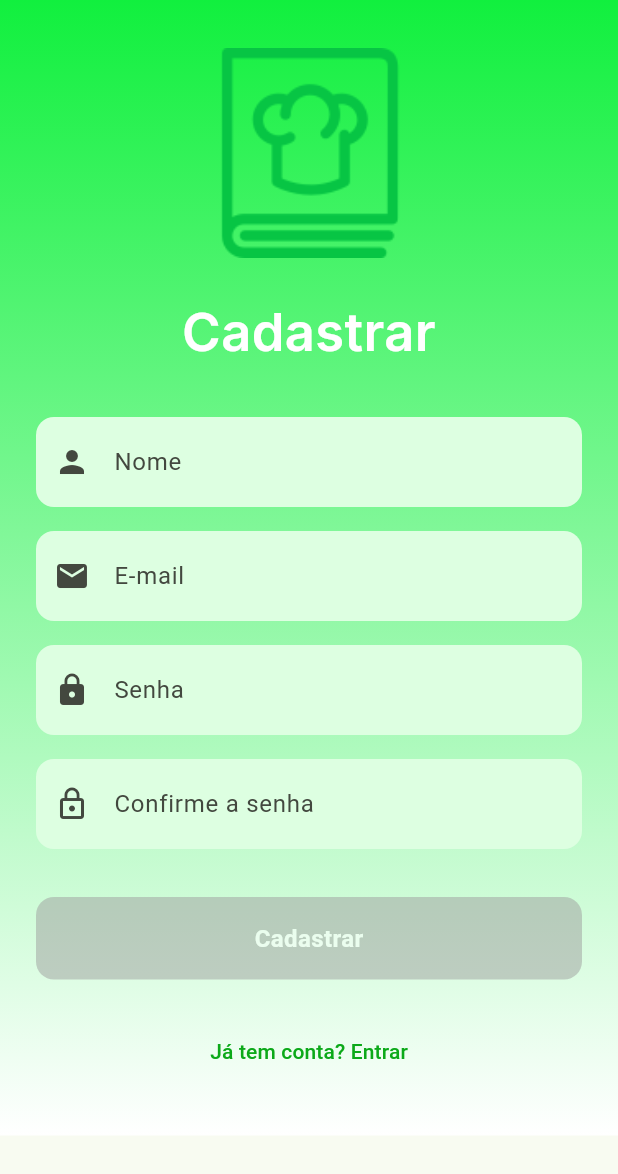
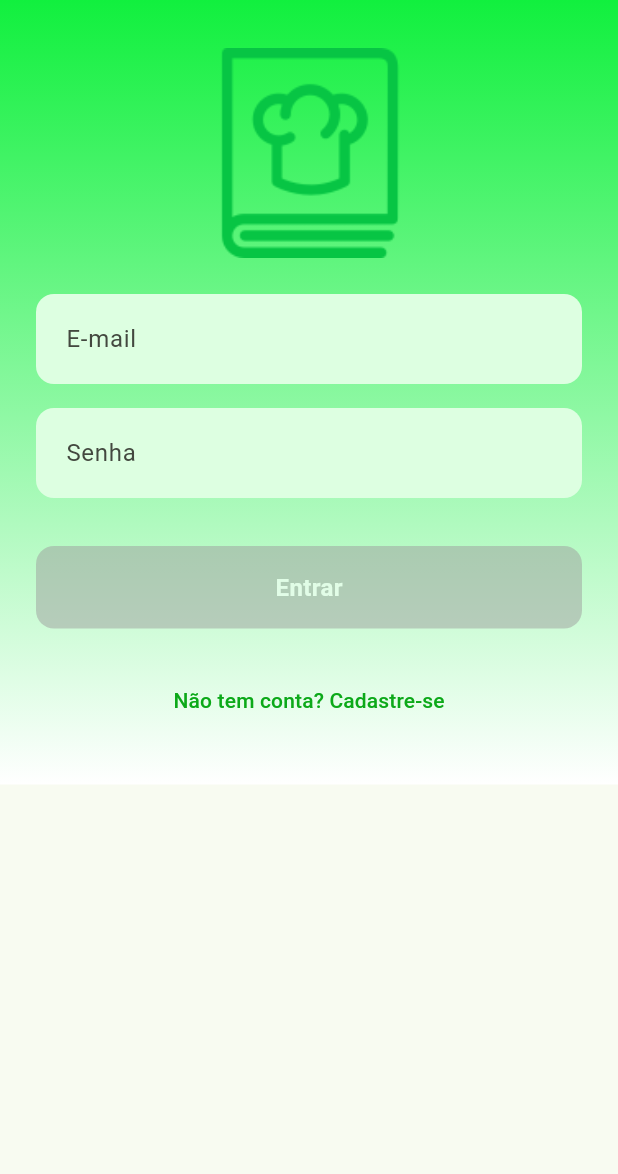
Before and after one commit to NelsonFelipe/receitop-mobile-flutter, a Flutter app: the screen it shows after launch, after a tap on "Já tem conta? Entrar", on a phone screen of 412 x 824 dp. Shown: the top 1174 px of the screen. Run offline on Flutter 3.47's test engine with Material 3 defaults, Android fonts, the phone set to English and light mode, and no system bars; our stand-ins replace google_fonts.

Commit message:
feat: completed login screen

```diff
--- /dev/null
+++ b/lib/features/auth/login/login_controller.dart
@@ -0,0 +1,21 @@
+// lib/features/auth/login/login_controller.dart
+import 'package:flutter/foundation.dart';
+
+class LoginController extends ChangeNotifier {
+  String email = '';
+  String password = '';
+
+  void updateEmail(String v) {
+    email = v;
+    notifyListeners();
+  }
+
+  void updatePassword(String v) {
+    password = v;
+    notifyListeners();
+  }
+
+  bool get canSubmit =>
+    email.contains('@') &&
+    password.length >= 6;
+}
--- /dev/null
+++ b/lib/features/auth/login/login_page.dart
@@ -0,0 +1,95 @@
+import 'package:flutter/material.dart';
+import 'package:provider/provider.dart';
+
+import 'login_controller.dart';
+import '../register/widgets/input_field.dart';
+import '../../../common/widgets/gradient_button.dart';
+
+
+class LoginPage extends StatelessWidget {
+  const LoginPage({Key? key}) : super(key: key);
+
+  @override
+  Widget build(BuildContext context) {
+    final ctrl = context.watch<LoginController>();
+
+    return Scaffold(
+      body: Container(
+        decoration: BoxDecoration(
+          gradient: LinearGradient(
+            begin: Alignment.topCenter,
+            end: Alignment.bottomCenter,
+            colors: [
+              const Color.fromARGB(255, 17, 240, 62),
+              Colors.white,
+            ],
+          ),
+        ),
+        child: SafeArea(
+          child: SingleChildScrollView(
+            padding: const EdgeInsets.symmetric(horizontal: 24, vertical: 32),
+            child: Column(
+              crossAxisAlignment: CrossAxisAlignment.stretch,
+              children: [
+                SizedBox(
+                  height: 140,
+                  child: Image.asset(
+                    'assets/images/logo.png',
+                    fit: BoxFit.contain,
+                  ),
+                ),
+                const SizedBox(height: 24),
+
+                InputField(
+                  label: 'E‑mail',
+                  keyboardType: TextInputType.emailAddress,
+                  onChanged: ctrl.updateEmail,
+                ),
+                const SizedBox(height: 16),
+
+                InputField(
+                  label: 'Senha',
+                  obscureText: true,
+                  onChanged: ctrl.updatePassword,
+                ),
+                const SizedBox(height: 32),
+
+                GradientButton(
+                  label: 'Entrar',
+                  enabled: ctrl.canSubmit,
+                  onPressed: () {
+                    // Login simulado
+                    showDialog(
+                      context: context,
+                      builder: (_) => AlertDialog(
+                        title: const Text('Bem‑vindo!'),
+                        content: Text('Você entrou como ${ctrl.email}'),
+                        actions: [
+                          TextButton(
+                            onPressed: () => Navigator.pop(context),
+                            child: const Text('OK'),
+                          )
+                        ],
+                      ),
+                    );
+                  },
+                ),
+                const SizedBox(height: 24),
+
+            // Link para ir ao registro
+                TextButton(
+                  onPressed: () => Navigator.pushNamed(context, '/register'),
+                  child: const Text(
+                    'Não tem conta? Cadastre‑se',
+                    style: TextStyle(color: const Color.fromARGB(255, 12, 169, 25)
+                    )
+                  ),
+                ),
+              ],
+            )
+          )
+        ),
+      ),
+    );
+  }
+}
--- a/lib/main.dart
+++ b/lib/main.dart
@@ -4,6 +4,8 @@
 // Auth
 import 'features/auth/register/register_controller.dart';
 import 'features/auth/register/register_page.dart';
+import 'features/auth/login/login_controller.dart';
+import 'features/auth/login/login_page.dart';
 
 
 void main() {
@@ -11,6 +13,7 @@
     MultiProvider(
       providers: [
         ChangeNotifierProvider(create: (_) => RegisterController()),
+        ChangeNotifierProvider(create: (_) => LoginController()),
       ],
       child: const MyApp(),
     ),
@@ -32,6 +35,7 @@
       initialRoute: '/register',
       routes: {
         '/register': (context) => const RegisterPage(),
+        '/login': (context) => const LoginPage(),
       }
     );
   }
```
